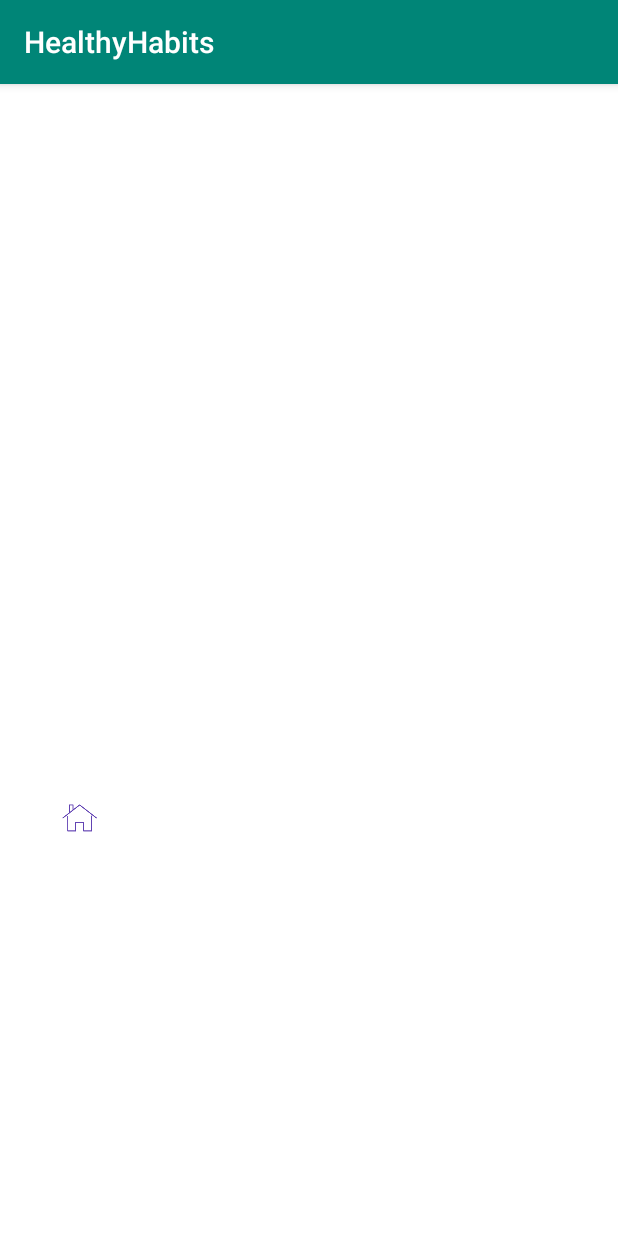
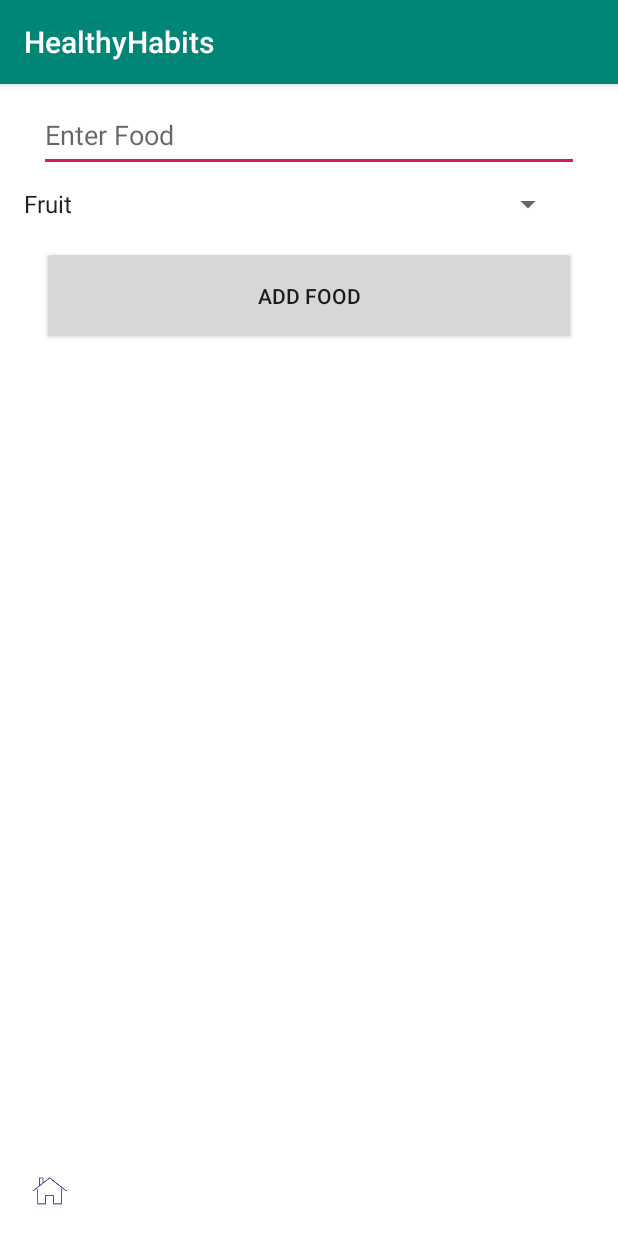
Before and after one commit to doneill123/HealthyHabitsProject, an Android app: the FoodActivity screen opened directly, with no data from a screen before it, on a phone screen of 412 x 824 dp. Run offline under Robolectric (Android 15) with nearby library versions, the phone set to English and light mode, and no system bars; our stand-ins replace Firebase (no records; nobody signed in at launch, a user with empty details on screens opened directly).

Commit message:
Foods entered by user now adding to Firebase

```diff
--- a/app/build.gradle
+++ b/app/build.gradle
@@ -28,6 +28,7 @@ dependencies {
     androidTestImplementation 'com.android.support.test:runner:1.0.2'
     androidTestImplementation 'com.android.support.test.espresso:espresso-core:3.0.2'
     implementation 'com.google.firebase:firebase-auth:16.0.5'
+    implementation 'com.google.firebase:firebase-database:16.0.3'
 }
 
 apply plugin: 'com.google.gms.google-services'
--- a/app/src/main/AndroidManifest.xml
+++ b/app/src/main/AndroidManifest.xml
@@ -4,7 +4,6 @@
     package="com.example.danieloneill.healthyhabits">
 
     <uses-permission android:name="android.permission.INTERNET" />
-
 
     <supports-screens
         android:largeScreens="true"
@@ -30,6 +29,7 @@
         <activity android:name=".LoginActivity" />
         <activity android:name=".HomeActivity" />
         <activity android:name=".FoodActivity" />
+        <activity android:name=".DrinkActivity"></activity>
     </application>
 
 </manifest>
--- a/app/src/main/java/com/example/danieloneill/healthyhabits/FoodActivity.java
+++ b/app/src/main/java/com/example/danieloneill/healthyhabits/FoodActivity.java
@@ -3,16 +3,28 @@ package com.example.danieloneill.healthyhabits;
 import android.content.Intent;
 import android.support.v7.app.AppCompatActivity;
 import android.os.Bundle;
+import android.text.TextUtils;
 import android.view.View;
 import android.view.View.OnClickListener;
+import android.widget.Button;
+import android.widget.EditText;
 import android.widget.ImageButton;
+import android.widget.Spinner;
 import android.widget.TextView;
+import android.widget.Toast;
 import com.google.firebase.auth.FirebaseAuth;
 import com.google.firebase.auth.FirebaseUser;
+import com.google.firebase.database.DatabaseReference;
+import com.google.firebase.database.FirebaseDatabase;
 
 public class FoodActivity extends AppCompatActivity implements View.OnClickListener {
 
     ImageButton buttonHome;
+    EditText editTextName;
+    Button buttonAdd;
+    Spinner spinnerFoods;
+
+    DatabaseReference databaseFoods;
 
     @Override
     protected void onCreate(Bundle savedInstanceState) {
@@ -20,13 +32,40 @@ public class FoodActivity extends AppCompatActivity implements View.OnClickListe
         setContentView(R.layout.activity_food);
 
         ImageButton buttonHome = (ImageButton) findViewById(R.id.buttonHome);
-        buttonHome.setOnClickListener(new OnClickListener(){
-            public void onClick(View v){
+        buttonHome.setOnClickListener(new OnClickListener() {
+            public void onClick(View v) {
                 startActivity(new Intent(FoodActivity.this, HomeActivity.class));
+            }
+        });
+
+        databaseFoods = FirebaseDatabase.getInstance().getReference("Foods");
+
+        editTextName = (EditText) findViewById(R.id.editTextName);
+        buttonAdd = (Button) findViewById(R.id.buttonAddFood);
+        spinnerFoods = (Spinner) findViewById(R.id.spinnerFoods);
+
+        buttonAdd.setOnClickListener(new OnClickListener() {
+            @Override
+            public void onClick(View v) {
+                addFood();
             }
         });
     }
 
+        private void addFood(){
+        String name = editTextName.getText().toString().trim();
+        String category = spinnerFoods.getSelectedItem().toString();
+        if(!TextUtils.isEmpty(name)){
+
+            String id = databaseFoods.push().getKey();
+            Foods foods = new Foods(id, name, category);
+            databaseFoods.child(id).setValue(foods);
+            Toast.makeText(this, "Food added", Toast.LENGTH_SHORT).show();
+
+        }else{
+            Toast.makeText(this, "You should enter a food", Toast.LENGTH_LONG).show();
+        }
+    }
 
     @Override
     public void onClick(View v) {
--- a/app/src/main/res/layout/activity_food.xml
+++ b/app/src/main/res/layout/activity_food.xml
@@ -1,5 +1,5 @@
 <?xml version="1.0" encoding="utf-8"?>
-<RelativeLayout xmlns:android="http://schemas.android.com/apk/res/android"
+<android.support.constraint.ConstraintLayout xmlns:android="http://schemas.android.com/apk/res/android"
     xmlns:app="http://schemas.android.com/apk/res-auto"
     xmlns:tools="http://schemas.android.com/tools"
     android:background="#FFFFFF"
@@ -14,10 +14,50 @@
         android:layout_height="44dp"
         android:layout_alignParentTop="true"
         android:layout_alignParentEnd="true"
-        android:layout_marginTop="467dp"
-        android:layout_marginEnd="334dp"
+        android:layout_marginStart="8dp"
+        android:layout_marginBottom="8dp"
         android:background="#FFFFFF"
         android:text="@string/buttonHome"
+        app:layout_constraintBottom_toBottomOf="parent"
+        app:layout_constraintStart_toStartOf="parent"
         app:srcCompat="@drawable/home" />
 
-</RelativeLayout>
+    <EditText
+        android:id="@+id/editTextName"
+        android:layout_width="360dp"
+        android:layout_height="49dp"
+        android:layout_marginStart="8dp"
+        android:layout_marginTop="8dp"
+        android:layout_marginEnd="8dp"
+        android:layout_marginBottom="8dp"
+        android:ems="10"
+        android:hint="Enter Food"
+        android:inputType="textPersonName"
+        app:layout_constraintBottom_toTopOf="@+id/spinnerFoods"
+        app:layout_constraintEnd_toEndOf="parent"
+        app:layout_constraintStart_toStartOf="parent"
+        app:layout_constraintTop_toTopOf="parent" />
+
+    <Spinner
+        android:id="@+id/spinnerFoods"
+        android:layout_width="368dp"
+        android:layout_height="wrap_content"
+        android:layout_marginStart="8dp"
+        android:layout_marginTop="68dp"
+        android:entries="@array/Foods"
+        app:layout_constraintStart_toStartOf="parent"
+        app:layout_constraintTop_toTopOf="parent" />
+
+    <Button
+        android:id="@+id/buttonAddFood"
+        android:layout_width="356dp"
+        android:layout_height="66dp"
+        android:layout_marginStart="8dp"
+        android:layout_marginTop="108dp"
+        android:layout_marginEnd="8dp"
+        android:text="Add Food"
+        app:layout_constraintEnd_toEndOf="parent"
+        app:layout_constraintStart_toStartOf="parent"
+        app:layout_constraintTop_toTopOf="parent" />
+
+</android.support.constraint.ConstraintLayout>
```
Also changed, not shown: app/src/main/java/com/example/danieloneill/healthyhabits/DrinkActivity.java (added, +13 -0 lines), app/src/main/java/com/example/danieloneill/healthyhabits/Foods.java (added, +29 -0 lines), app/src/main/res/layout/activity_drink.xml (added, +35 -0 lines), app/src/main/res/values/strings.xml (+16 -6 lines), 1 other file.
